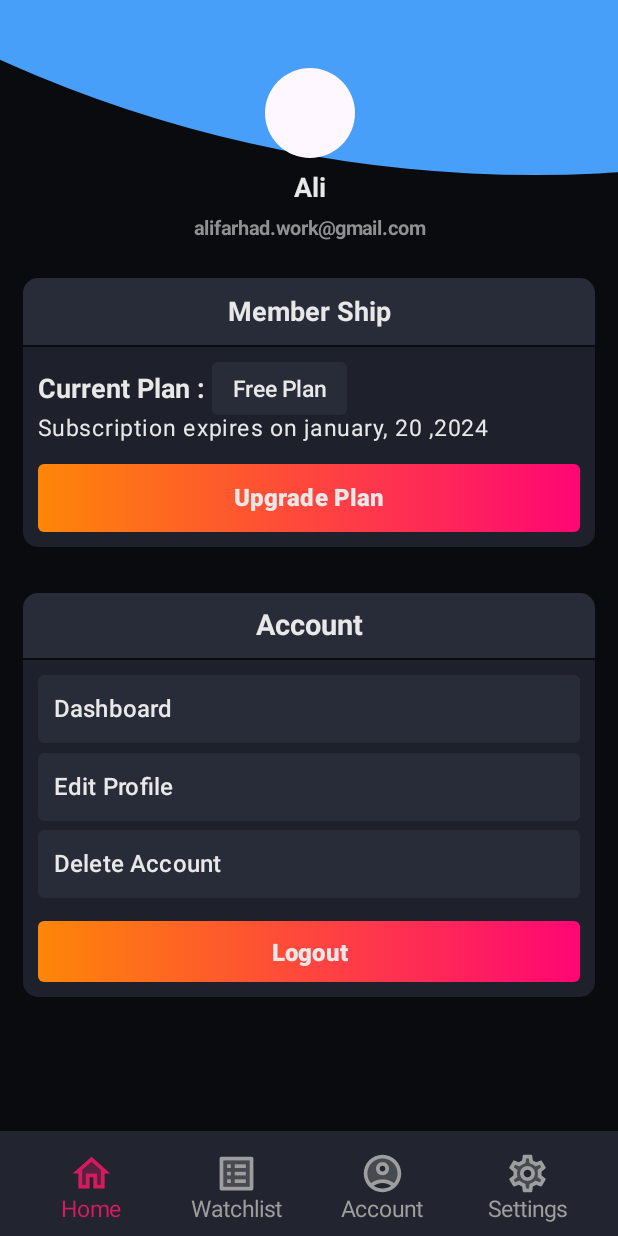
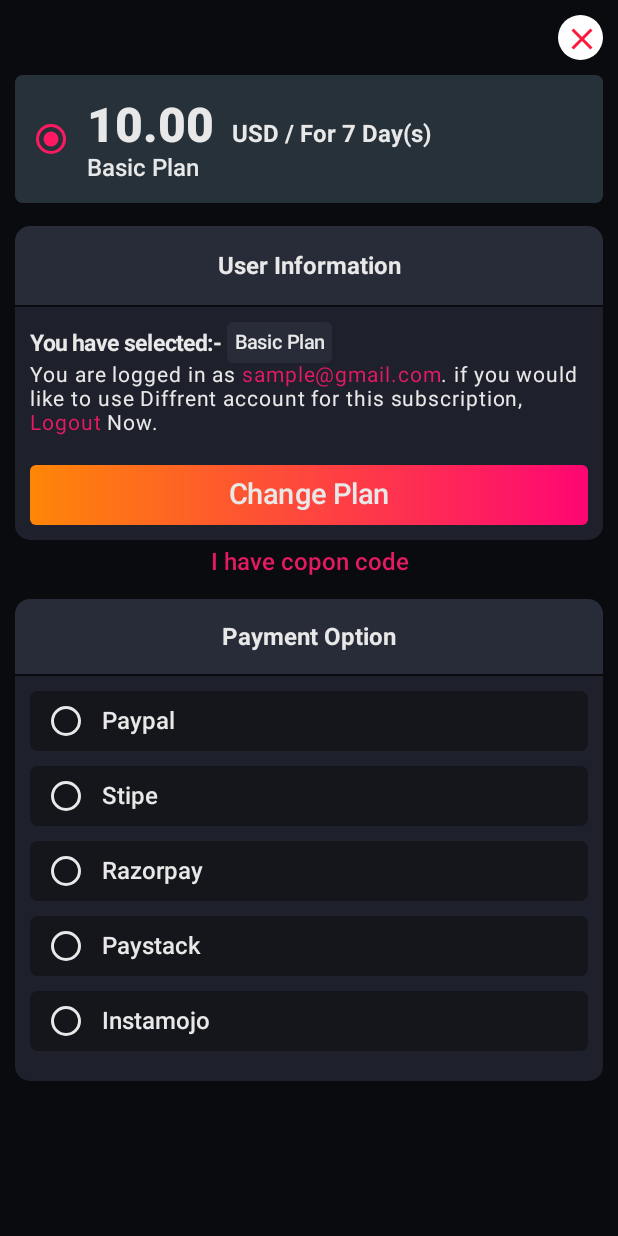
Before and after one commit to im-ali-f/OniVideo, an Android app built with Jetpack Compose: the screen it shows after launch (MainActivity), on a phone screen of 412 x 824 dp. Run offline under Robolectric (Android 15) with nearby library versions, the light colour scheme and no system bars; libraries missing offline, so code that uses them is left out: coil.decode.

Commit message:
pay popup completed

```diff
--- a/app/src/main/java/com/example/onivideo/AccountComp.kt
+++ b/app/src/main/java/com/example/onivideo/AccountComp.kt
@@ -6,6 +6,7 @@ import android.os.Build.VERSION.SDK_INT
 import androidx.compose.foundation.Image
 import androidx.compose.foundation.background
 import androidx.compose.foundation.border
+import androidx.compose.foundation.clickable
 import androidx.compose.foundation.gestures.scrollable
 import androidx.compose.foundation.layout.Arrangement
 import androidx.compose.foundation.layout.Box
@@ -79,8 +80,10 @@ import com.example.onivideo.ui.theme.mainFontColor
 import com.example.onivideo.ui.theme.navBrush1
 import com.example.onivideo.ui.theme.navBrush2
 import com.example.onivideo.ui.theme.popupInnerSectionColor
+import com.example.onivideo.ui.theme.popupPaymentColor
 import com.example.onivideo.ui.theme.popupSectionColor
 import com.example.onivideo.ui.theme.radioButtonColor
+import com.example.onivideo.ui.theme.redFontColor
 import com.example.onivideo.ui.theme.secondaryFontColor
 import com.example.onivideo.ui.theme.seperatorColor
 import kotlinx.coroutines.selects.select
@@ -96,11 +99,11 @@ fun AccountComp(navController: NavController) {
 
     //pop up
     var popup by remember {
-        mutableStateOf(false)
+        mutableStateOf(true)
     }
 
     var payPopup by remember {
-        mutableStateOf(false)
+        mutableStateOf(true)
     }
 
 
@@ -309,16 +312,20 @@ fun AccountComp(navController: NavController) {
                         }
 
                     }
-                    Box(modifier = Modifier.fillMaxWidth().padding(10.dp)){
+                    Box(modifier = Modifier
+                        .fillMaxWidth()
+                        .padding(10.dp)){
 
                         Button(
                             onClick = { payPopup = true },
                             modifier = Modifier
                                 .fillMaxWidth()
                                 .clip(shape = RoundedCornerShape(4.dp))
-                                .background( Brush.horizontalGradient(
+                                .background(
+                                    Brush.horizontalGradient(
                                         colors = listOf(navBrush1, navBrush2)
-                                ))
+                                    )
+                                )
                                 .height(50.dp),
                             shape = RoundedCornerShape(6.dp),
                             colors = ButtonDefaults.buttonColors(containerColor = Color.Transparent),
@@ -382,7 +389,11 @@ fun AccountComp(navController: NavController) {
                     }
 
                 }
-
+                //main column( hame injan joz close)
+                var scrollSt= rememberScrollState()
+                Column(modifier = Modifier
+                    .fillMaxSize()
+                    .verticalScroll(scrollSt)) {
                     //sec 1
                     Row(
                         modifier = Modifier
@@ -438,12 +449,261 @@ fun AccountComp(navController: NavController) {
 
 
                     //sec 2
+                    Box(
+                        modifier = Modifier
+                            .fillMaxWidth()
+                            .height(230.dp)//change
+                            .padding(10.dp, 15.dp, 10.dp, 5.dp)
+
+                    ) {
+                        Column(
+                            Modifier
+                                .fillMaxSize()
+                                .clip(RoundedCornerShape(10.dp))
+                        ) {
+                            Box(
+                                modifier = Modifier
+                                    .fillMaxWidth()
+                                    .fillMaxHeight(0.25f)
+                                    .background(accSectionsOuterColor), contentAlignment = Alignment.Center
+                            ) {
+                                Text(
+                                    text = "User Information", fontSize = 16.sp,
+                                    color = mainFontColor,
+                                    fontWeight = FontWeight.Bold
+                                )
+
+                            }
+                            Spacer(
+                                modifier = Modifier
+                                    .fillMaxWidth()
+                                    .height(1.dp)
+                            )
+                            Box(
+                                modifier = Modifier
+                                    .fillMaxWidth()
+                                    .fillMaxHeight()
+                                    .background(accSectionsInnerColor)
+                            ) {
+
+                                Column(
+                                    Modifier
+                                        .fillMaxSize()
+                                        .padding(10.dp), verticalArrangement = Arrangement.SpaceBetween
+                                ) {
+                                    Column {
+                                        //row 1
+                                        Row(
+                                            Modifier
+                                                .fillMaxWidth(),
+                                            verticalAlignment = Alignment.CenterVertically
+                                        ) {
+                                            Text(
+                                                text = "You have selected:- ", fontSize = 15.sp,
+                                                color = mainFontColor,
+                                                fontWeight = FontWeight.Bold
+                                            )
+                                            Box(
+                                                modifier = Modifier
+                                                    .size(70.dp, 27.dp)
+                                                    .clip(RoundedCornerShape(4.dp))
+                                                    .background(accSectionsOuterColor),
+                                                contentAlignment = Alignment.Center
+                                            ) {
+                                                Text(
+                                                    text = "Basic Plan", fontSize = 13.sp,
+                                                    textAlign = TextAlign.Center,
+                                                    color = mainFontColor,
+                                                    fontWeight = FontWeight(600)
+                                                )
+                                            }
+                                        }
+                                        //row2
+
+                                        Text(text =buildAnnotatedString {
+
+                                            withStyle(style = SpanStyle(fontSize = 14.sp,
+                                                color = mainFontColor,
+                                                letterSpacing = 0.6.sp,
+                                                fontWeight = FontWeight(400))){
+                                                append("You are logged in as ")
+                                            }
+
+                                            withStyle(style = SpanStyle(fontSize = 14.sp,
+                                                color = redFontColor,
+                                                letterSpacing = 0.6.sp,
+                                                fontWeight = FontWeight(400))){
+                                                append("sample@gmail.com")
+                                            }
+
+                                            withStyle(style = SpanStyle(fontSize = 14.sp,
+                                                color = mainFontColor,
+                                                letterSpacing = 0.6.sp,
+                                                fontWeight = FontWeight(400))){
+                                                append(". if you would like to use Diffrent account for this subscription,")
+                                            }
+                                            withStyle(style = SpanStyle(fontSize = 14.sp,
+                                                color = redFontColor,
+                                                letterSpacing = 0.6.sp,
+                                                fontWeight = FontWeight(400))){
+                                                append(" Logout ")
+                                            }
+                                            withStyle(style = SpanStyle(fontSize = 14.sp,
+                                                color = mainFontColor,
+                                                letterSpacing = 0.6.sp,
+                                                fontWeight = FontWeight(400))){
+                                                append("Now.")
+                                            }
+                                        })
+                                    }
+
+
+                                    //row 3
+                                    Button(
+                                        onClick = { popup = true },
+                                        modifier = Modifier
+                                            .fillMaxWidth()
+                                            .clip(shape = RoundedCornerShape(4.dp))
+                                            .background(
+                                                Brush.horizontalGradient(
+                                                    colors = listOf(navBrush1, navBrush2)
+                                                )
+                                            )
+                                            .height(40.dp),
+                                        shape = RoundedCornerShape(6.dp),
+                                        colors = ButtonDefaults.buttonColors(containerColor = Color.Transparent)
+                                    ) {
+                                        Text(
+                                            text = "Change Plan", textAlign = TextAlign.Center,
+                                            color = mainFontColor,
+                                            fontSize = 19.sp,
+                                            fontWeight = FontWeight(500)
+                                        )
+                                    }
+
+                                }
+
+                            }
+                        }
+
+                    }
+
+
+
+
+                    //sec3
+                    Box(modifier = Modifier.fillMaxWidth()){
+                        Text(modifier = Modifier
+                            .fillMaxWidth()
+                            .clickable { /*todo:copun popup*/ },text = "I have copon code", fontSize = 16.sp, fontWeight = FontWeight(600), color = redFontColor, textAlign = TextAlign.Center,)
+
+                    }
+
+
+                    //sec4
+                    var innerScrollState= rememberScrollState()
+                    Box(
+                        modifier = Modifier
+                            .fillMaxWidth()
+                            .padding(10.dp, 15.dp, 10.dp, 5.dp)
+
+
+                    ) {
+                        Column(
+                            Modifier
+                                .fillMaxSize()
+                                .clip(RoundedCornerShape(10.dp))
+                        ) {
+                            Box(
+                                modifier = Modifier
+                                    .fillMaxWidth()
+                                    .height(50.dp)
+                                    .background(accSectionsOuterColor), contentAlignment = Alignment.Center
+                            ) {
+                                Text(
+                                    text = "Payment Option", fontSize = 16.sp,
+                                    color = mainFontColor,
+                                    fontWeight = FontWeight.Bold
+                                )
+
+                            }
+                            Spacer(
+                                modifier = Modifier
+                                    .fillMaxWidth()
+                                    .height(1.dp)
+                            )
+                            Box(
+                                modifier = Modifier
+                                    .fillMaxWidth()
+                                    .fillMaxHeight()
+                                    .background(accSectionsInnerColor)
+                            ) {
+
+                                Column(
+                                    Modifier
+                                        .fillMaxSize()
+                                        .padding(10.dp), verticalArrangement = Arrangement.SpaceBetween
+                                ) {
+
+                                    //radio buttons ...
+
+
+
+                                    val radioList = listOf<String>("Paypal", "Stipe", "Razorpay", "Paystack","Instamojo")
+                                    var (selectedItem, selected) = remember {
+                                        mutableStateOf("")
+                                    }
+                                        radioList.forEach { item ->
+                                            Row(
+                                                modifier = Modifier
+                                                    .fillMaxWidth()
+                                                    .height(40.dp)
+                                                    .clip(shape = RoundedCornerShape(5.dp))
+                                                    .background(popupPaymentColor)
+                                                    .selectable(
+                                                        selected = (selectedItem == item),
+                                                        onClick = { selected(item) },
+                                                        role = Role.RadioButton
+                                                    )
+                                            ) {
+                                                RadioButton(modifier = Modifier.fillMaxHeight(),
+                                                    colors = RadioButtonDefaults.colors(
+                                                        selectedColor = radioButtonColor,
+                                                        unselectedColor = mainFontColor
+                                                    ),
+                                                    selected = (selectedItem == item), onClick = { selected(item) })
+
+
+                                                Column(Modifier.fillMaxHeight(), verticalArrangement = Arrangement.Center) {
+                                                    Text(
+                                                        text = item,
+                                                        fontSize = 16.sp,
+                                                        fontWeight = FontWeight(500),
+                                                        color = mainFontColor
+                                                    )
+                                                }
+                                            }
+                                            Spacer(modifier = Modifier
+                                                .fillMaxWidth()
+                                                .height(10.dp))
+                                        }
 
 
 
 
 
-                //sec3
+                                    //end radio
+                                }
+
+                            }
+                        }
+
+                    }
+
+
+                    //end
+                }
+
             }
         }
     }
--- a/app/src/main/java/com/example/onivideo/ui/theme/Color.kt
+++ b/app/src/main/java/com/example/onivideo/ui/theme/Color.kt
@@ -23,6 +23,8 @@ val brush2=Color(0xFFA4A358)
 
 val mainFontColor= Color(0xFFE8E8E8)
 val secondaryFontColor= Color(0xFF909091)
+val redFontColor= Color(0xFFE51A62)
+
 
 val accCircleTempColor=Color(0xFF489FFA)
 val accSectionsOuterColor= Color(0xFF282C38)
@@ -31,7 +33,7 @@ val closePopupColor= Color(0xFFFF183E)
 val popupSectionColor= Color(0xFF1E212B)
 val popupInnerSectionColor= Color(0xFF263139)
 val radioButtonColor= Color(0xFFFE1A63)
-
+val popupPaymentColor= Color(0xFF15161B)
 
 
 val seperatorColor = Color(0xFF2C2E33)
```
Lines whose indentation alone changed are shown as unchanged.
